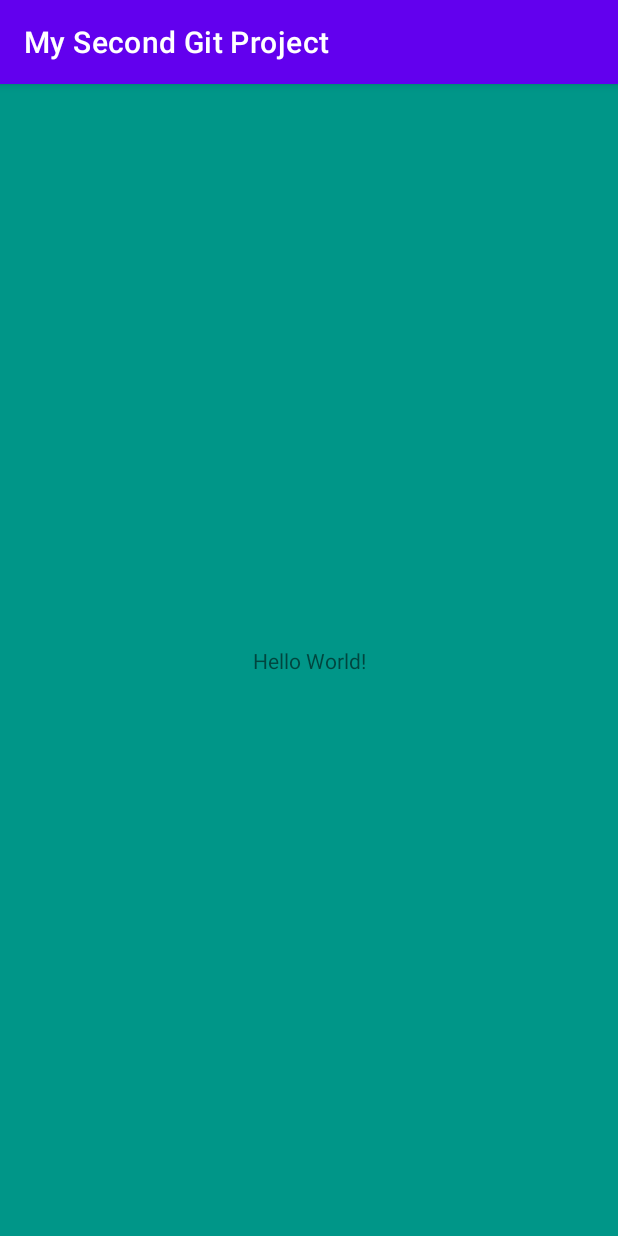
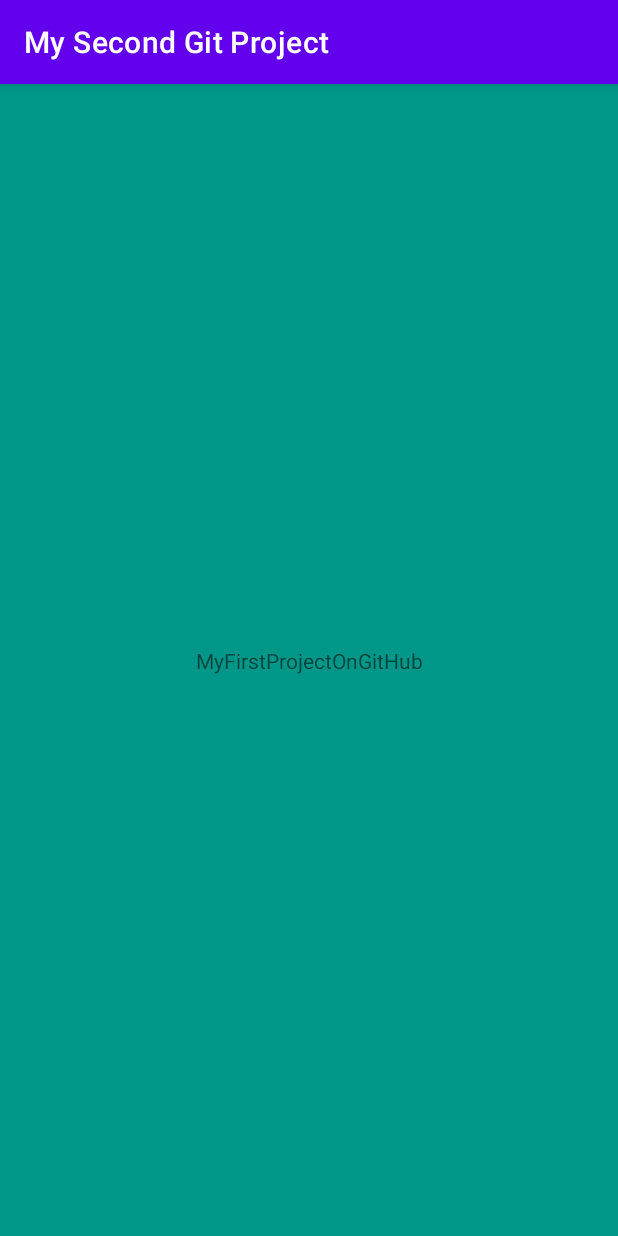
Before and after one commit to GamZan/MySecondGitProject, an Android app: the screen it shows after launch (MainActivity), on a phone screen of 412 x 824 dp. Run offline under Robolectric (Android 15) with nearby library versions, the phone set to English and light mode, and no system bars.

Commit message:
Change text

```diff
--- a/app/src/main/res/layout/activity_main.xml
+++ b/app/src/main/res/layout/activity_main.xml
@@ -10,7 +10,7 @@
     <TextView
         android:layout_width="wrap_content"
         android:layout_height="wrap_content"
-        android:text="Hello World!"
+        android:text="MyFirstProjectOnGitHub"
         app:layout_constraintBottom_toBottomOf="parent"
         app:layout_constraintEnd_toEndOf="parent"
         app:layout_constraintStart_toStartOf="parent"
```
